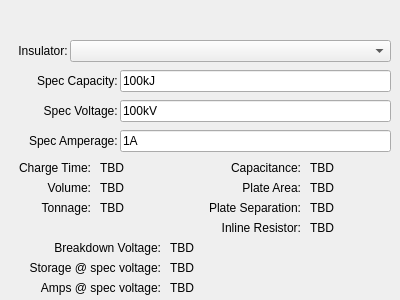
Above: ui/capacitordesigner.ui from QuakeIV/pax-interitus before the change. Below: the same form after it.
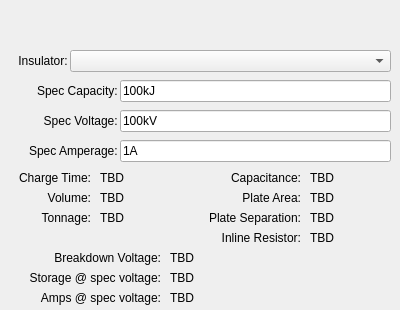
That is the form after the change. Icons and pictures are not drawn.

```diff
--- a/ui/capacitordesigner.ui
+++ b/ui/capacitordesigner.ui
@@ -7,7 +7,7 @@
     <x>0</x>
     <y>0</y>
     <width>400</width>
-    <height>300</height>
+    <height>310</height>
    </rect>
   </property>
   <property name="sizePolicy">
@@ -19,13 +19,13 @@
   <property name="minimumSize">
    <size>
     <width>400</width>
-    <height>300</height>
+    <height>310</height>
    </size>
   </property>
   <property name="maximumSize">
    <size>
     <width>400</width>
-    <height>300</height>
+    <height>310</height>
    </size>
   </property>
   <property name="windowTitle">
@@ -36,7 +36,7 @@
     <property name="geometry">
      <rect>
       <x>70</x>
-      <y>40</y>
+      <y>50</y>
       <width>321</width>
       <height>22</height>
      </rect>
@@ -46,7 +46,7 @@
     <property name="geometry">
      <rect>
       <x>10</x>
-      <y>40</y>
+      <y>50</y>
       <width>61</width>
       <height>21</height>
      </rect>
@@ -62,7 +62,7 @@
     <property name="geometry">
      <rect>
       <x>10</x>
-      <y>70</y>
+      <y>80</y>
       <width>111</width>
       <height>21</height>
      </rect>
@@ -78,7 +78,7 @@
     <property name="geometry">
      <rect>
       <x>120</x>
-      <y>70</y>
+      <y>80</y>
       <width>271</width>
       <height>22</height>
      </rect>
@@ -94,7 +94,7 @@
     <property name="geometry">
      <rect>
       <x>10</x>
-      <y>100</y>
+      <y>110</y>
       <width>111</width>
       <height>21</height>
      </rect>
@@ -113,7 +113,7 @@
     <property name="geometry">
      <rect>
       <x>120</x>
-      <y>100</y>
+      <y>110</y>
       <width>271</width>
       <height>22</height>
      </rect>
@@ -129,7 +129,7 @@
     <property name="geometry">
      <rect>
       <x>120</x>
-      <y>130</y>
+      <y>140</y>
       <width>271</width>
       <height>22</height>
      </rect>
@@ -145,7 +145,7 @@
     <property name="geometry">
      <rect>
       <x>10</x>
-      <y>130</y>
+      <y>140</y>
       <width>111</width>
       <height>21</height>
      </rect>
@@ -164,7 +164,7 @@
     <property name="geometry">
      <rect>
       <x>190</x>
-      <y>160</y>
+      <y>170</y>
       <width>111</width>
       <height>16</height>
      </rect>
@@ -180,7 +180,7 @@
     <property name="geometry">
      <rect>
       <x>10</x>
-      <y>260</y>
+      <y>270</y>
       <width>151</width>
       <height>16</height>
      </rect>
@@ -196,7 +196,7 @@
     <property name="geometry">
      <rect>
       <x>10</x>
-      <y>160</y>
+      <y>170</y>
       <width>81</width>
       <height>16</height>
      </rect>
@@ -212,7 +212,7 @@
     <property name="geometry">
      <rect>
       <x>190</x>
-      <y>200</y>
+      <y>210</y>
       <width>111</width>
       <height>16</height>
      </rect>
@@ -228,7 +228,7 @@
     <property name="geometry">
      <rect>
       <x>190</x>
-      <y>220</y>
+      <y>230</y>
       <width>111</width>
       <height>16</height>
      </rect>
@@ -244,7 +244,7 @@
     <property name="geometry">
      <rect>
       <x>190</x>
-      <y>180</y>
+      <y>190</y>
       <width>111</width>
       <height>16</height>
      </rect>
@@ -260,7 +260,7 @@
     <property name="geometry">
      <rect>
       <x>30</x>
-      <y>180</y>
+      <y>190</y>
       <width>61</width>
       <height>16</height>
      </rect>
@@ -276,7 +276,7 @@
     <property name="geometry">
      <rect>
       <x>10</x>
-      <y>280</y>
+      <y>290</y>
       <width>151</width>
       <height>16</height>
      </rect>
@@ -292,7 +292,7 @@
     <property name="geometry">
      <rect>
       <x>10</x>
-      <y>240</y>
+      <y>250</y>
       <width>151</width>
       <height>16</height>
      </rect>
@@ -308,7 +308,7 @@
     <property name="geometry">
      <rect>
       <x>30</x>
-      <y>200</y>
+      <y>210</y>
       <width>61</width>
       <height>16</height>
      </rect>
@@ -324,7 +324,7 @@
     <property name="geometry">
      <rect>
       <x>100</x>
-      <y>180</y>
+      <y>190</y>
       <width>91</width>
       <height>16</height>
      </rect>
@@ -343,7 +343,7 @@
     <property name="geometry">
      <rect>
       <x>100</x>
-      <y>200</y>
+      <y>210</y>
       <width>91</width>
       <height>16</height>
      </rect>
@@ -362,7 +362,7 @@
     <property name="geometry">
      <rect>
       <x>100</x>
-      <y>160</y>
+      <y>170</y>
       <width>91</width>
       <height>16</height>
      </rect>
@@ -381,7 +381,7 @@
     <property name="geometry">
      <rect>
       <x>310</x>
-      <y>160</y>
+      <y>170</y>
       <width>81</width>
       <height>16</height>
      </rect>
@@ -400,7 +400,7 @@
     <property name="geometry">
      <rect>
       <x>310</x>
-      <y>180</y>
+      <y>190</y>
       <width>81</width>
       <height>16</height>
      </rect>
@@ -419,7 +419,7 @@
     <property name="geometry">
      <rect>
       <x>310</x>
-      <y>200</y>
+      <y>210</y>
       <width>81</width>
       <height>16</height>
      </rect>
@@ -438,7 +438,7 @@
     <property name="geometry">
      <rect>
       <x>310</x>
-      <y>220</y>
+      <y>230</y>
       <width>81</width>
       <height>16</height>
      </rect>
@@ -457,7 +457,7 @@
     <property name="geometry">
      <rect>
       <x>170</x>
-      <y>240</y>
+      <y>250</y>
       <width>101</width>
       <height>16</height>
      </rect>
@@ -476,7 +476,7 @@
     <property name="geometry">
      <rect>
       <x>170</x>
-      <y>260</y>
+      <y>270</y>
       <width>101</width>
       <height>16</height>
      </rect>
@@ -495,7 +495,7 @@
     <property name="geometry">
      <rect>
       <x>170</x>
-      <y>280</y>
+      <y>290</y>
       <width>101</width>
       <height>16</height>
      </rect>
```
Left out of the diff: 4 changed lines with no effect on the pictures.
